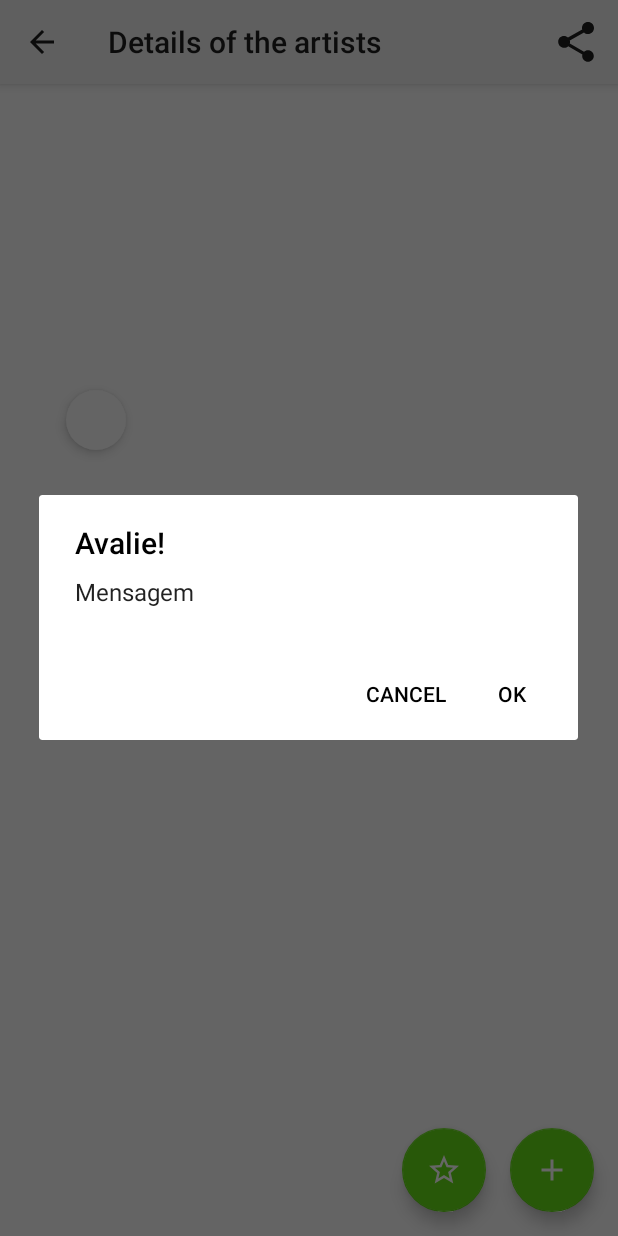
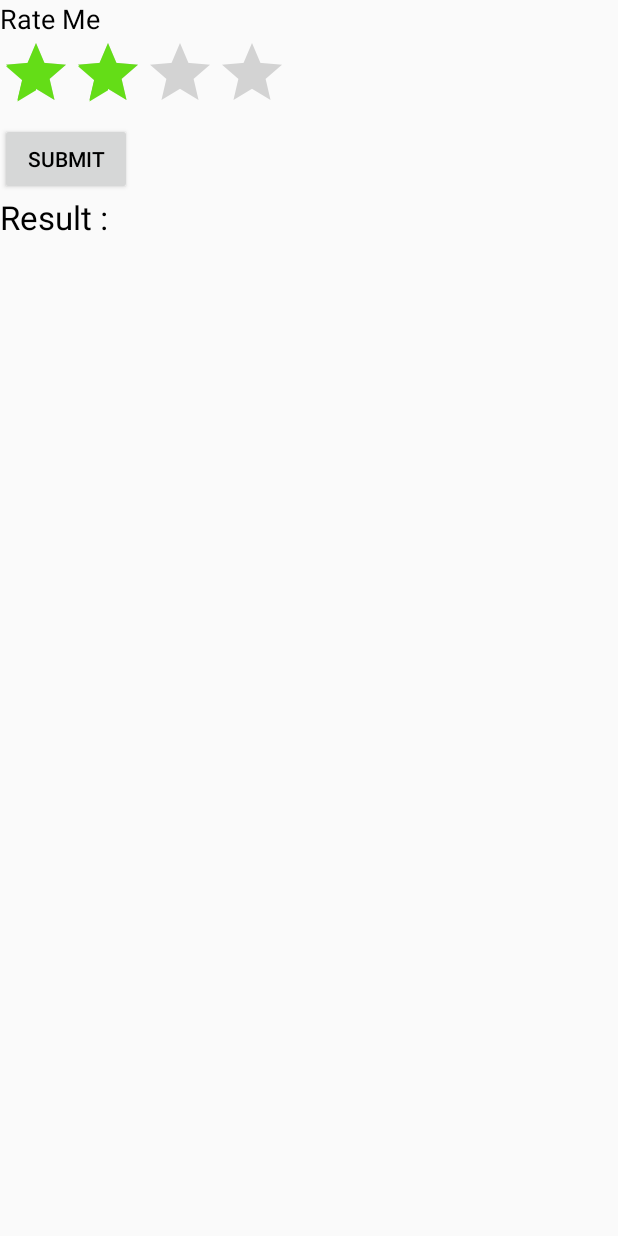
Before and after one commit to efefarias/ProjetoListaArtistas, an Android app: the DetalhePessoaFragment screen opened directly, with no data from a screen before it, after a tap on an icon or button, on a phone screen of 412 x 824 dp. Run offline under Robolectric (Android 15) with nearby library versions, the phone set to English and light mode, and no system bars; our stand-ins replace ButterKnife, Picasso; libraries missing offline, so code that uses them is left out: org.parceler; pictures from the network do not load; 9 statements that could not run were skipped.

Commit message:
FASF - Implementando rotina para avaliar artistas

```diff
--- /dev/null
+++ b/app/src/main/java/br/com/projeto/projetolistaartistas/AvaliacaoActivity.java
@@ -0,0 +1,70 @@
+package br.com.projeto.projetolistaartistas;
+
+
+import android.app.Activity;
+import android.os.Bundle;
+import android.view.View;
+import android.view.View.OnClickListener;
+import android.widget.Button;
+import android.widget.RatingBar;
+import android.widget.RatingBar.OnRatingBarChangeListener;
+import android.widget.TextView;
+import android.widget.Toast;
+
+/**
+ * Created by f.soares.de.farias on 10/20/2016.
+ */
+public class AvaliacaoActivity extends Activity {
+
+    private RatingBar ratingBar;
+    private TextView txtRatingValue;
+    private Button btnSubmit;
+
+    @Override
+    public void onCreate(Bundle savedInstanceState) {
+        super.onCreate(savedInstanceState);
+        setContentView(R.layout.rating_bar);
+
+        addListenerOnRatingBar();
+        addListenerOnButton();
+
+    }
+
+    public void addListenerOnRatingBar() {
+
+        ratingBar = (RatingBar) findViewById(R.id.ratingBar);
+        txtRatingValue = (TextView) findViewById(R.id.txtRatingValue);
+
+        //if rating value is changed,
+        //display the current rating value in the result (textview) automatically
+        ratingBar.setOnRatingBarChangeListener(new OnRatingBarChangeListener() {
+            public void onRatingChanged(RatingBar ratingBar, float rating,
+                                        boolean fromUser) {
+
+                txtRatingValue.setText(String.valueOf(rating));
+
+            }
+        });
+    }
+
+    public void addListenerOnButton() {
+
+        ratingBar = (RatingBar) findViewById(R.id.ratingBar);
+        btnSubmit = (Button) findViewById(R.id.btnSubmit);
+
+        //if click on me, then display the current rating value.
+        btnSubmit.setOnClickListener(new OnClickListener() {
+
+            @Override
+            public void onClick(View v) {
+
+                Toast.makeText(AvaliacaoActivity.this,
+                        String.valueOf(ratingBar.getRating()),
+                        Toast.LENGTH_SHORT).show();
+
+            }
+
+        });
+
+    }
+}
--- a/app/src/main/java/br/com/projeto/projetolistaartistas/DetalhePessoaFragment.java
+++ b/app/src/main/java/br/com/projeto/projetolistaartistas/DetalhePessoaFragment.java
@@ -15,6 +15,7 @@ import android.os.Parcelable;
 import android.support.annotation.Nullable;
 import android.support.design.widget.FloatingActionButton;
 import android.support.v4.app.Fragment;
+import android.support.v4.app.FragmentTransaction;
 import android.support.v4.view.MenuItemCompat;
 import android.support.v4.widget.SwipeRefreshLayout;
 import android.support.v7.widget.ShareActionProvider;
@@ -30,7 +31,7 @@ import android.widget.ImageView;
 import android.widget.ListView;
 import android.widget.TextView;
 import android.widget.Toast;
-
+import br.com.projeto.projetolistaartistas.AvaliacaoActivity;
 import com.bumptech.glide.Glide;
 import com.google.gson.Gson;
 import com.squareup.picasso.Picasso;
@@ -232,7 +233,7 @@ public class DetalhePessoaFragment extends Fragment {
         ((PessoaApp)getActivity().getApplication()).getEventBus().post(pessoa);
     }
 
-    @OnClick(R.id.fab_favorito2)
+    /*@OnClick(R.id.fab_favorito2)
     public void abrirSimpleDialog() {
         SimpleDialog dialog = SimpleDialog.newDialog(
                 0, // Id do dialog
@@ -246,6 +247,12 @@ public class DetalhePessoaFragment extends Fragment {
         dialog.setTargetFragment(this, 1);
         dialog.openDialog(
                 getActivity().getSupportFragmentManager());
+    }*/
+
+    @OnClick(R.id.fab_favorito2)
+    public void abrirAvaliacao() {
+        Intent intent = new Intent(getActivity(), AvaliacaoActivity.class);
+        startActivity(intent);
     }
 
     @Override
--- a/app/src/main/res/layout/rating_bar.xml
+++ b/app/src/main/res/layout/rating_bar.xml
@@ -1,35 +1,49 @@
-<RelativeLayout
-    xmlns:android="http://schemas.android.com/apk/res/android"
-    android:id="@+id/edtName"
-    android:layout_width="wrap_content"
-    android:layout_height="wrap_content"
-    android:layout_gravity="center"
-    android:orientation="vertical"
-    android:padding="16dp" >
+<?xml version="1.0" encoding="utf-8"?>
+<LinearLayout xmlns:android="http://schemas.android.com/apk/res/android"
+    android:layout_width="fill_parent"
+    android:layout_height="fill_parent"
+    android:orientation="vertical" >
 
+    <TextView
+        android:id="@+id/lblRateMe"
+        android:layout_width="wrap_content"
+        android:layout_height="wrap_content"
+        android:text="Rate Me"
+        android:textAppearance="?android:attr/textAppearanceMedium" />
 
     <RatingBar
+        android:id="@+id/ratingBar"
         android:layout_width="wrap_content"
         android:layout_height="wrap_content"
-        android:id="@+id/ratingBar"
-        android:numStars="10"
-        android:rating="1"
-        android:stepSize="1" />
+        android:numStars="4"
+        android:stepSize="1.0"
+        android:rating="2.0" />
 
     <Button
+        android:id="@+id/btnSubmit"
         android:layout_width="wrap_content"
         android:layout_height="wrap_content"
-        android:text="New Button"
-        android:layout_marginLeft="10dp"
-        android:layout_marginTop="50dp"
-        android:id="@+id/button2"
-        android:layout_gravity="right" />
+        android:text="Submit" />
 
-    <Button
-        android:layout_width="wrap_content"
-        android:layout_height="wrap_content"
-        android:layout_marginTop="50dp"
-        android:layout_toRightOf="@+id/button2"
-        android:text="New Button"
-        android:id="@+id/button" />
-</RelativeLayout>
+    <LinearLayout
+        android:id="@+id/linearLayout1"
+        android:layout_width="match_parent"
+        android:layout_height="wrap_content" >
+
+        <TextView
+            android:id="@+id/lblResult"
+            android:layout_width="wrap_content"
+            android:layout_height="wrap_content"
+            android:text="Result : "
+            android:textAppearance="?android:attr/textAppearanceLarge" />
+
+        <TextView
+            android:id="@+id/txtRatingValue"
+            android:layout_width="wrap_content"
+            android:layout_height="wrap_content"
+            android:text=""
+            android:textAppearance="?android:attr/textAppearanceSmall" />
+
+    </LinearLayout>
+
+</LinearLayout>
```
Also changed, not shown: app/src/main/AndroidManifest.xml (+8 -0 lines).
